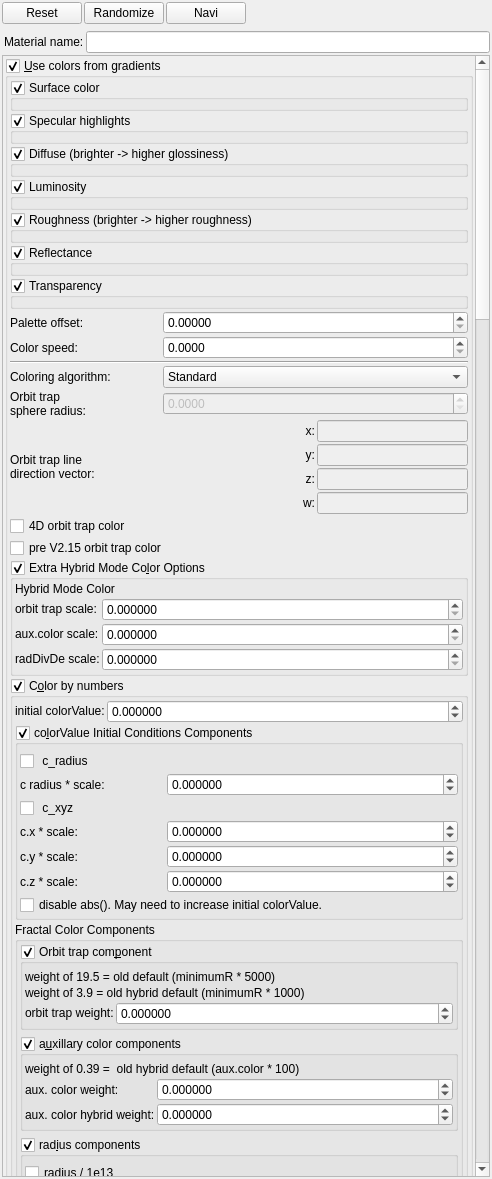
Qt form mandelbulber2/qt/material_editor.ui (irinox-ctrl/mandelbulber2) before a commit.
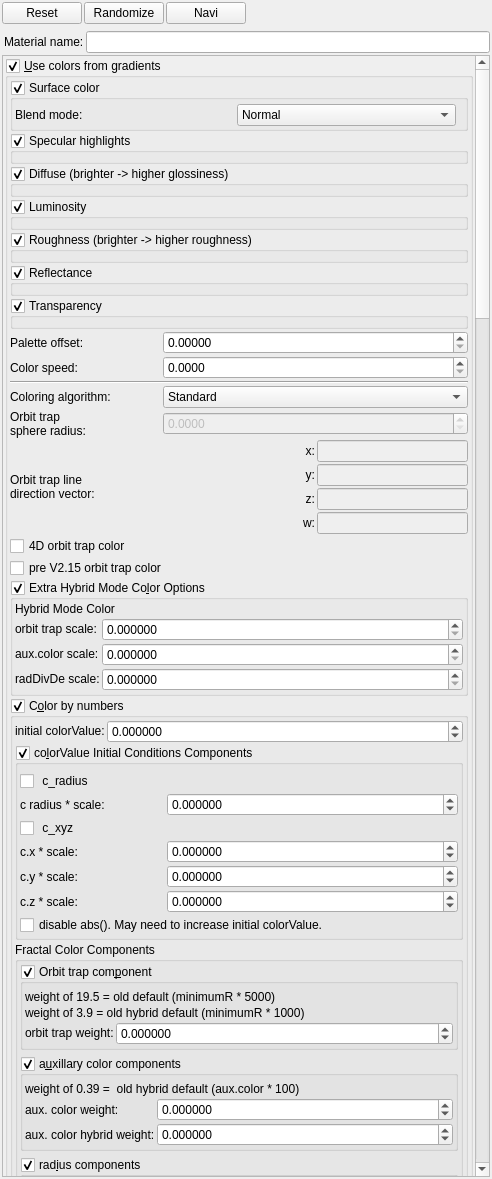
The same form after that commit. Icons and pictures are not drawn. Custom widgets are drawn as their Qt base class.

Commit message: Add blend mode dropdown UI to material editor for surface gradient

```diff
--- a/mandelbulber2/qt/material_editor.ui
+++ b/mandelbulber2/qt/material_editor.ui
@@ -213,6 +213,37 @@
                </property>
               </widget>
              </item>
+             <item>
+              <layout class="QHBoxLayout" name="horizontalLayout_surface_blend">
+               <item>
+                <widget class="QLabel" name="label_surface_blend_mode">
+                 <property name="text">
+                  <string>Blend mode:</string>
+                 </property>
+                </widget>
+               </item>
+               <item>
+                <widget class="MyComboBox" name="comboBox_surface_gradient_blend_mode">
+                 <property name="toolTip">
+                  <string>&lt;html&gt;&lt;head/&gt;&lt;body&gt;&lt;p&gt;Blend mode for surface gradient with base material color.&lt;/p&gt;&lt;/body&gt;&lt;/html&gt;</string>
+                 </property>
+                 <item><property name="text"><string>Normal</string></property></item>
+                 <item><property name="text"><string>Multiply</string></property></item>
+                 <item><property name="text"><string>Screen</string></property></item>
+                 <item><property name="text"><string>Overlay</string></property></item>
+                 <item><property name="text"><string>Soft Light</string></property></item>
+                 <item><property name="text"><string>Hard Light</string></property></item>
+                </widget>
+               </item>
+               <item>
+                <spacer name="horizontalSpacer_surface_blend">
+                 <property name="orientation">
+                  <enum>Qt::Horizontal</enum>
+                 </property>
+                </spacer>
+               </item>
+              </layout>
+             </item>
             </layout>
            </widget>
           </item>
```
